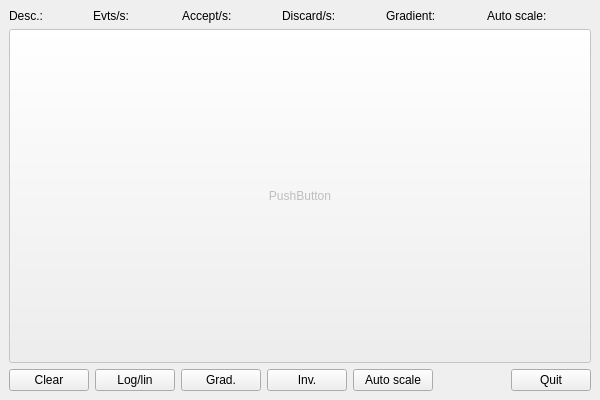
The window that source/daqlite/MainWindow.ui (ess-dmsc/daquiri) describes before a commit, drawn with Qt 5.
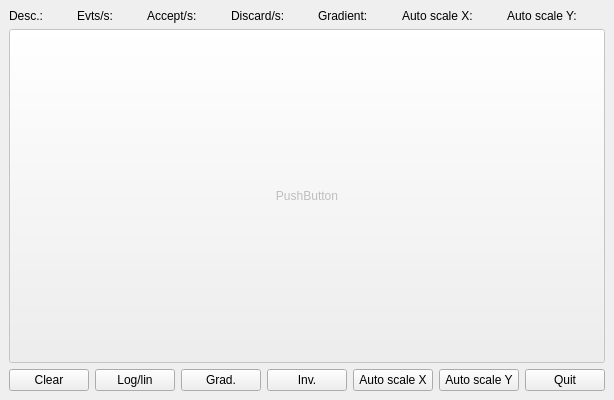
The same window after the commit.

Patch:
```diff
--- a/source/daqlite/MainWindow.ui
+++ b/source/daqlite/MainWindow.ui
@@ -189,12 +189,38 @@
          </sizepolicy>
         </property>
         <property name="text">
-         <string>Auto scale:</string>
+         <string>Auto scale X:</string>
         </property>
        </widget>
       </item>
       <item>
-       <widget class="QLabel" name="lblAutoScaleText">
+       <widget class="QLabel" name="lblAutoScaleXText">
+        <property name="sizePolicy">
+         <sizepolicy hsizetype="Preferred" vsizetype="Minimum">
+          <horstretch>0</horstretch>
+          <verstretch>0</verstretch>
+         </sizepolicy>
+        </property>
+        <property name="text">
+         <string/>
+        </property>
+       </widget>
+      </item>
+      <item>
+       <widget class="QLabel" name="lblAutoScaleY">
+        <property name="sizePolicy">
+         <sizepolicy hsizetype="Preferred" vsizetype="Minimum">
+          <horstretch>0</horstretch>
+          <verstretch>0</verstretch>
+         </sizepolicy>
+        </property>
+        <property name="text">
+         <string>Auto scale Y:</string>
+        </property>
+       </widget>
+      </item>
+      <item>
+       <widget class="QLabel" name="lblAutoScaleYText">
         <property name="sizePolicy">
          <sizepolicy hsizetype="Preferred" vsizetype="Minimum">
           <horstretch>0</horstretch>
@@ -264,7 +290,14 @@
       <item>
        <widget class="QPushButton" name="pushButtonAutoScale">
         <property name="text">
-         <string>Auto scale</string>
+         <string>Auto scale X</string>
+        </property>
+       </widget>
+      </item>
+      <item>
+       <widget class="QPushButton" name="pushButtonAutoScaleY">
+        <property name="text">
+         <string>Auto scale Y</string>
         </property>
        </widget>
       </item>
```
Left out of the diff: 4 changed lines with no effect on the pictures.
